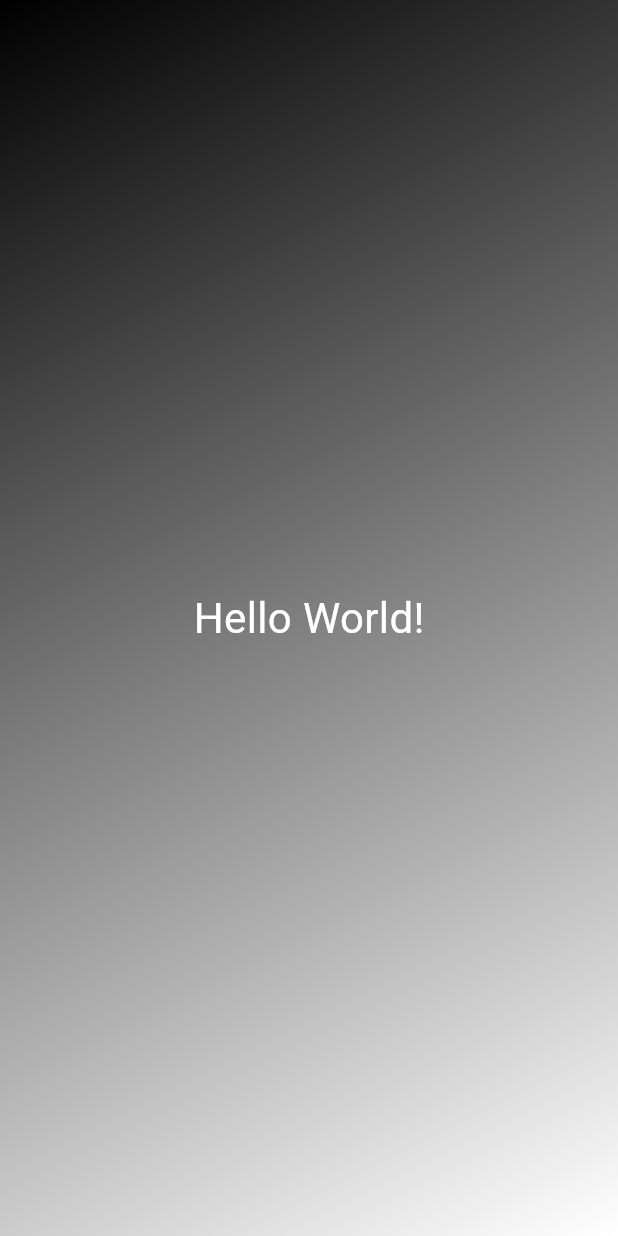
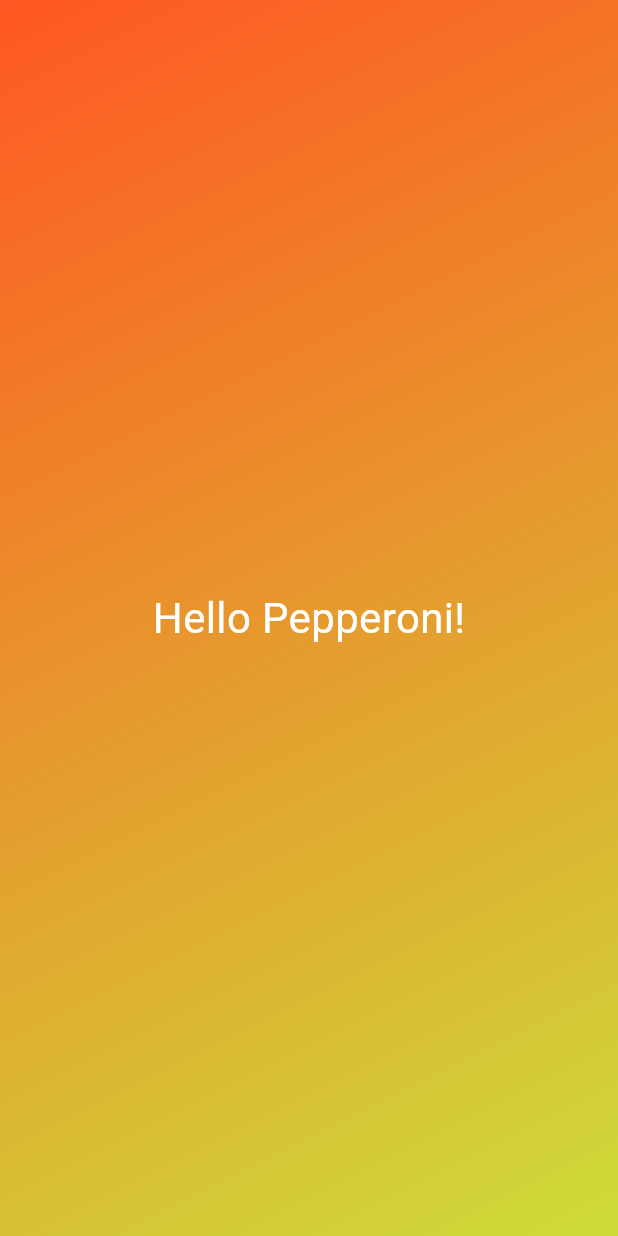
Before and after one commit to DamianEDiazF/flutter_course_01, a Flutter app: the screen it shows after launch, on a phone screen of 412 x 824 dp. Run offline on Flutter 3.47's test engine with Material 3 defaults, Android fonts, the phone set to English and light mode, and no system bars.

Commit message:
Up to lesson 44

```diff
--- /dev/null
+++ b/01_first_app/first_app/lib/gradient_container.dart
@@ -0,0 +1,30 @@
+import 'package:first_app/styled_text.dart';
+import 'package:flutter/material.dart';
+
+const startAlignment = Alignment.topLeft;
+const endAlignment = Alignment.bottomRight;
+
+class GradientContainer extends StatelessWidget {
+  const GradientContainer({
+    super.key,
+    this.colors = const [Colors.deepPurple, Colors.black],
+  });
+
+  final List<Color> colors;
+
+  @override
+  Widget build(BuildContext context) {
+    return Container(
+      decoration: BoxDecoration(
+        gradient: LinearGradient(
+          colors: colors,
+          begin: startAlignment,
+          end: endAlignment,
+        ),
+      ),
+      child: const Center(
+        child: StyledText("Hello Pepperoni!"),
+      ),
+    );
+  }
+}
--- /dev/null
+++ b/01_first_app/first_app/lib/styled_text.dart
@@ -0,0 +1,21 @@
+import 'package:flutter/material.dart';
+
+class StyledText extends StatelessWidget {
+  const StyledText(
+    this.text, {
+    super.key,
+  });
+
+  final String text;
+
+  @override
+  Widget build(BuildContext context) {
+    return Text(
+      text,
+      style: const TextStyle(
+        color: Colors.white,
+        fontSize: 28.0,
+      ),
+    );
+  }
+}
```
Also changed, not shown: 01_first_app/first_app/lib/main.dart (+4 -18 lines).
